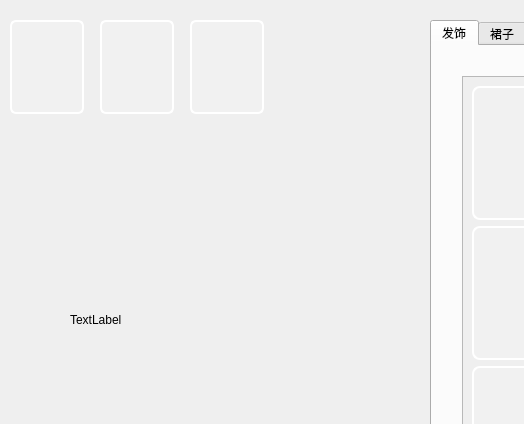
Above: mainwindow.ui from Cici208/Qt-DressUp-Game before the change; both pictures show x 0 to 524 and y 0 to 424 of the 900 by 600 pixel window. Below: the same form after it.
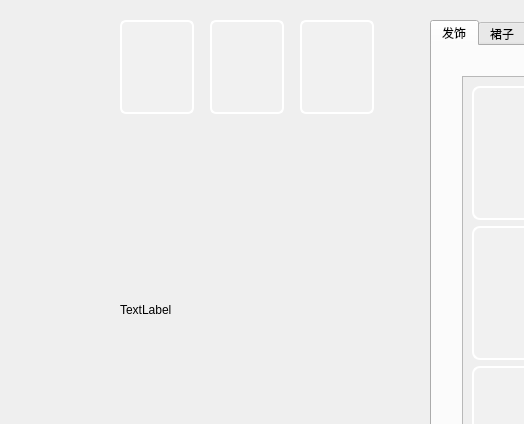
That is the form after the change. Icons and pictures are not drawn. Custom widgets are drawn as their Qt base class.

```diff
--- a/mainwindow.ui
+++ b/mainwindow.ui
@@ -96,7 +96,7 @@
      <widget class="QPushButton" name="btnPerson1">
       <property name="geometry">
        <rect>
-        <x>10</x>
+        <x>120</x>
         <y>20</y>
         <width>74</width>
         <height>94</height>
@@ -131,7 +131,7 @@
      <widget class="QPushButton" name="btnPerson2">
       <property name="geometry">
        <rect>
-        <x>100</x>
+        <x>210</x>
         <y>20</y>
         <width>74</width>
         <height>94</height>
@@ -166,7 +166,7 @@
      <widget class="QPushButton" name="btnPerson3">
       <property name="geometry">
        <rect>
-        <x>190</x>
+        <x>300</x>
         <y>20</y>
         <width>74</width>
         <height>94</height>
@@ -201,8 +201,8 @@
      <widget class="QLabel" name="personLabel">
       <property name="geometry">
        <rect>
-        <x>70</x>
-        <y>120</y>
+        <x>120</x>
+        <y>110</y>
         <width>300</width>
         <height>400</height>
        </rect>
```
Left out of the diff: 99 changed lines with no effect on the pictures.
